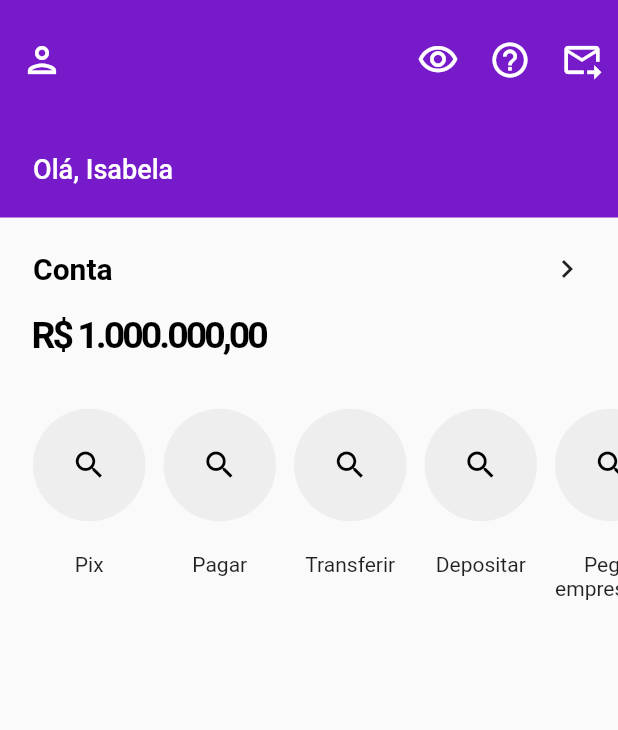
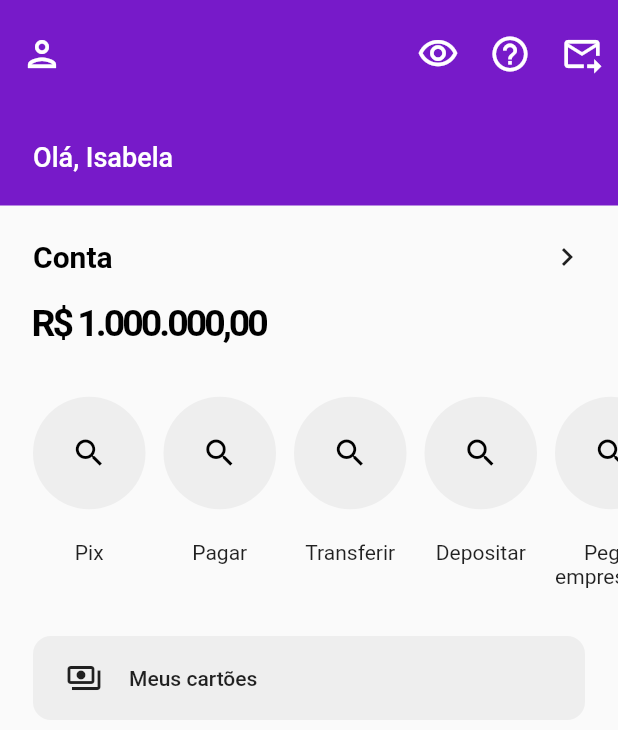
Before and after one commit to luizdebem/luizdebank, a Flutter app: the screen it shows after launch, on a phone screen of 412 x 824 dp. Shown: the top 730 px of the screen. Run offline on Flutter 3.47's test engine with Material 2 defaults, Android fonts, the phone set to English and light mode, and no system bars.

Commit message:
added "Meus cartões" card

```diff
--- a/lib/util/HomeScreen.dart
+++ b/lib/util/HomeScreen.dart
@@ -18,7 +18,7 @@ class _HomeScreenState extends State<HomeScreen> {
     "Recarga de celular",
     "Cobrar",
     "Doação",
-    "Transferir intarnac.",
+    "Transferir internac.",
     "Encontrar atalhos",
   ];
 
@@ -27,7 +27,7 @@ class _HomeScreenState extends State<HomeScreen> {
     return Scaffold(
       appBar: AppBar(
         elevation: 0.0,
-        toolbarHeight: 80,
+        toolbarHeight: 72,
         leading: IconButton(
           icon: Icon(
             Icons.person_outlined,
@@ -126,7 +126,27 @@ class _HomeScreenState extends State<HomeScreen> {
                   return SizedBox(width: 12);
                 },
               ),
-            )
+            ),
+            SizedBox(height: 22),
+            Padding(
+              padding: const EdgeInsets.symmetric(horizontal: 22.0),
+              child: MaterialButton(
+                padding: EdgeInsets.symmetric(horizontal: 22, vertical: 16),
+                elevation: 0.0,
+                color: Colors.grey[200],
+                shape: RoundedRectangleBorder(
+                  borderRadius: BorderRadius.circular(12),
+                ),
+                child: Row(
+                  children: [
+                    Icon(Icons.payments_outlined),
+                    SizedBox(width: 18),
+                    Text("Meus cartões"),
+                  ],
+                ),
+                onPressed: () {},
+              ),
+            ),
           ],
         ),
       ),
```
